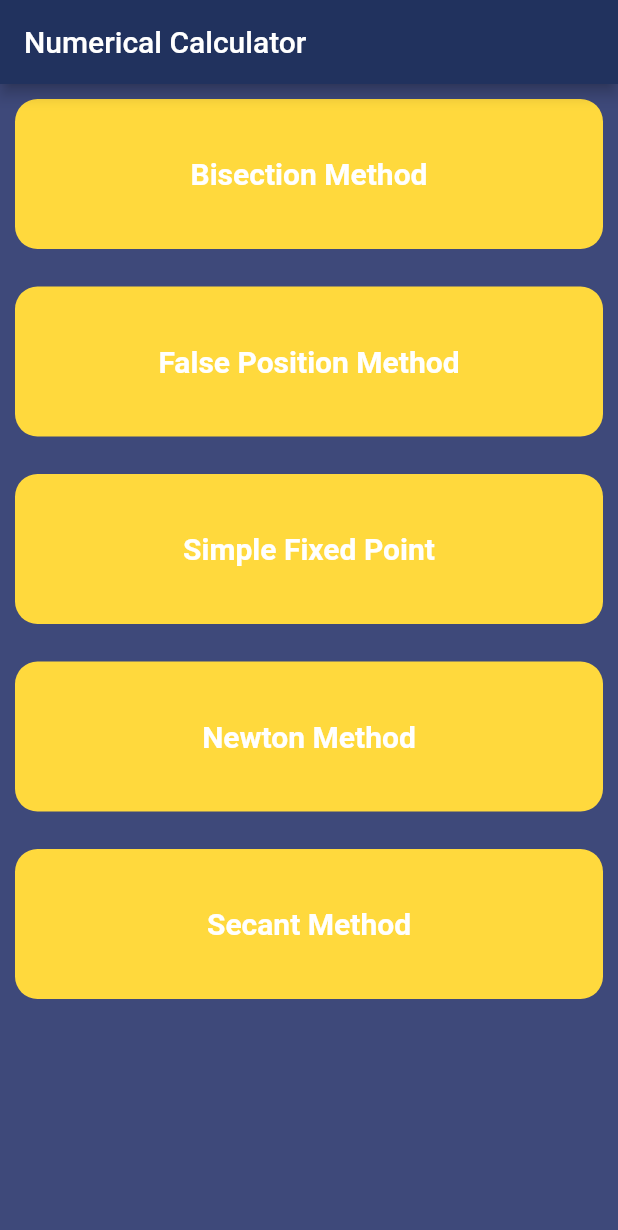
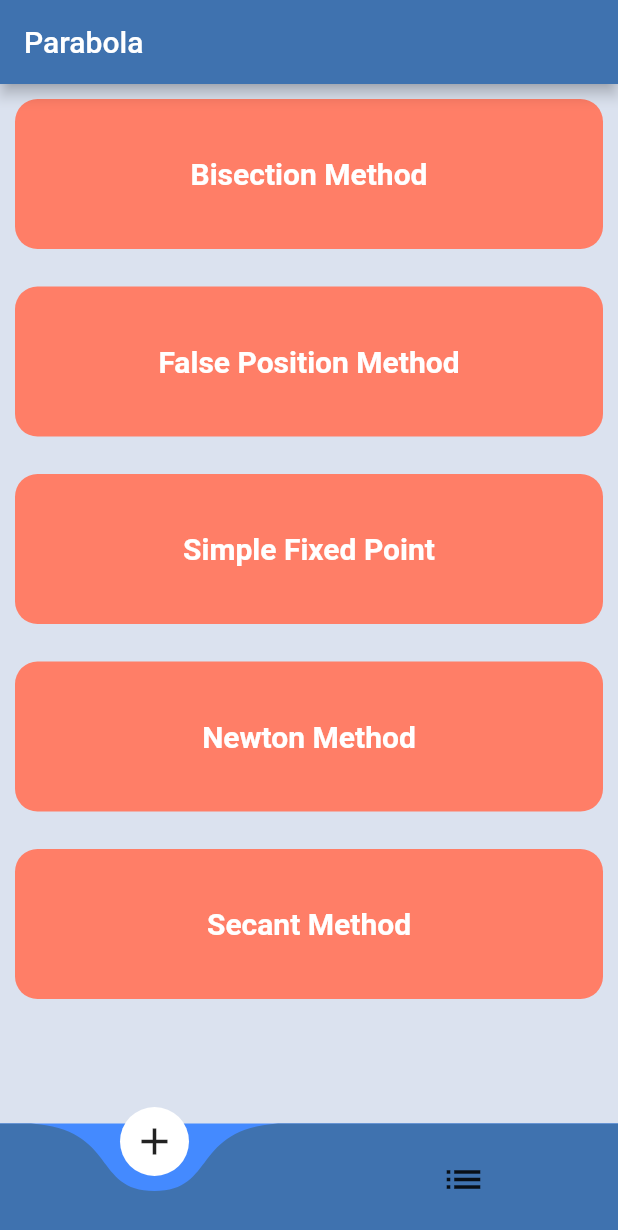
Before and after one commit to Afwra/numerical_analysis_calculator, a Flutter app: the screen it shows after launch, on a phone screen of 412 x 824 dp. Shown: the top 1230 px of the screen. Run offline on Flutter 3.47's test engine with Material 2 defaults, Android fonts, the light colour scheme and no system bars; drawn by our look-alikes of curved_navigation_bar; our stand-ins replace buildcondition, easy_splash_screen, hexcolor, math_expressions; missing offline and left inert: lazy_data_table, math_keyboard.

Commit message:
update v5: - added a name to the application (Parabola) - added a logo to the application - added a splash screen - improved Ui
need to do:
- add ch2 methods
- add ch3 methods
- improve ui

```diff
--- /dev/null
+++ b/lib/layouts/home_layout.dart
@@ -0,0 +1,46 @@
+import 'package:flutter/material.dart';
+import 'package:curved_navigation_bar/curved_navigation_bar.dart';
+import 'package:numerical_analysis_calculator/modules/home_screen.dart';
+import 'package:numerical_analysis_calculator/modules/matrix_screen.dart';
+import 'package:hexcolor/hexcolor.dart';
+
+class HomeLayout extends StatefulWidget {
+  const HomeLayout({Key? key}) : super(key: key);
+
+
+  @override
+  State<HomeLayout> createState() => _HomeLayoutState();
+}
+
+class _HomeLayoutState extends State<HomeLayout> {
+  int currentPage = 0;
+
+  List<Widget> screens = [HomeScreen(),const MatrixScreen()];
+
+  @override
+  Widget build(BuildContext context) {
+    return MaterialApp(
+      home: Scaffold(
+        appBar: AppBar(title: const Text('Parabola'),backgroundColor: HexColor("3F72AF"),),
+        body: screens[currentPage],
+        bottomNavigationBar: CurvedNavigationBar(
+          backgroundColor: Colors.blueAccent,
+          items: const <Widget>[
+
+            Icon(Icons.add, size: 30),
+            Icon(Icons.list, size: 30),
+          ],
+          buttonBackgroundColor: Colors.white,
+          color: HexColor("3F72AF"),
+          onTap: (index) {
+            setState(() {
+              currentPage = index;
+            });
+          },
+        ),
+        backgroundColor: HexColor("DBE2EF"),
+      ),
+      debugShowCheckedModeBanner: false,
+    );
+  }
+}
--- a/lib/main.dart
+++ b/lib/main.dart
@@ -1,19 +1,43 @@
 import 'package:flutter/material.dart';
+import 'package:easy_splash_screen/easy_splash_screen.dart';
+import 'package:numerical_analysis_calculator/layouts/home_layout.dart';
 
-import 'modules/home_screen.dart';
 
-class MyApp extends StatelessWidget {
+class MyApp extends StatefulWidget {
   const MyApp({Key? key}) : super(key: key);
 
   @override
+  State<MyApp> createState() => _MyAppState();
+}
+
+class _MyAppState extends State<MyApp> {
+  @override
   Widget build(BuildContext context) {
-    return MaterialApp(
-      debugShowCheckedModeBanner: false,
-      home: HomeScreen(),
+    return EasySplashScreen(
+      logo: const Image(image: AssetImage('images/parabola.png'),),
+      title:const Text(
+        "Parabola",
+        style: TextStyle(
+          fontSize: 18,
+          fontWeight: FontWeight.bold,
+        ),
+      ),
+      backgroundColor: Colors.grey.shade400,
+      showLoader: true,
+      loadingText: const Text("Loading..."),
+      navigator: HomeLayout(),
+      durationInSeconds: 5,
     );
   }
+  // @override
+  // // Widget build(BuildContext context) {
+  // //   return MaterialApp(
+  // //     debugShowCheckedModeBanner: false,
+  // //     home: HomeScreen(),
+  // //   );
+  // // }
 }
 
 void main(){
-  runApp(MyApp());
+  runApp(const MaterialApp(home: MyApp(),debugShowCheckedModeBanner: false,));
 }
--- a/lib/modules/home_screen.dart
+++ b/lib/modules/home_screen.dart
@@ -1,29 +1,30 @@
 import 'package:flutter/material.dart';
 import 'package:numerical_analysis_calculator/shared/components/components.dart';
-import 'package:hexcolor/hexcolor.dart';
+
 
 class HomeScreen extends StatelessWidget {
 
-
-
   @override
   Widget build(BuildContext context) {
-    return Scaffold(
-      appBar: AppBar(
-        title: const Text(
-          'Numerical Calculator',
-        ),
-        backgroundColor: HexColor("21325E"),
-      ),
-      body: ListView.separated(
-          itemBuilder: (context, index) => methodsList(index,context),
-          separatorBuilder: (context,index) =>const SizedBox(height: 5,),
-          itemCount: methods.length
-      ),
-      backgroundColor: HexColor("3E497A"),
+    return ListView.separated(
+        itemBuilder: (context, index) => methodsList(index,context),
+        separatorBuilder: (context,index) =>const SizedBox(height: 5,),
+        itemCount: methods.length
     );
+    // return Scaffold(
+    //   appBar: AppBar(
+    //     title: const Text(
+    //       'Numerical Calculator',
+    //     ),
+    //     backgroundColor: HexColor("21325E"),
+    //   ),
+    //   body: ListView.separated(
+    //       itemBuilder: (context, index) => methodsList(index,context),
+    //       separatorBuilder: (context,index) =>const SizedBox(height: 5,),
+    //       itemCount: methods.length
+    //   ),
+    //   backgroundColor: HexColor("3E497A"),
+    // );
   }
 
-
-
 }
--- a/lib/modules/results_screen/false_position_results.dart
+++ b/lib/modules/results_screen/false_position_results.dart
@@ -31,7 +31,7 @@ class _FalsePositionResultsScreenState extends State<FalsePositionResultsScreen>
     return Scaffold(
       appBar: AppBar(
         title: const Text('Results'),
-        backgroundColor: HexColor("21325E"),
+        backgroundColor: HexColor("3F72AF"),
       ),
       body: BuildCondition(
         condition: root != 0,
@@ -89,7 +89,7 @@ class _FalsePositionResultsScreenState extends State<FalsePositionResultsScreen>
         ),
         fallback: (context) => const ErrorScreen(),
       ),
-      backgroundColor: HexColor("3E497A"),
+      backgroundColor: HexColor("DBE2EF"),
     );
   }
 
--- a/lib/modules/results_screen/fixed_point_results.dart
+++ b/lib/modules/results_screen/fixed_point_results.dart
@@ -26,7 +26,7 @@ class FixedPointResults extends StatelessWidget {
     return Scaffold(
       appBar: AppBar(
         title: const Text('Simple Fixed Point Mehtod Results'),
-        backgroundColor: HexColor("21325E"),
+        backgroundColor: HexColor("3F72AF"),
       ),
       body: Padding(
         padding: const EdgeInsets.all(8.0),
@@ -68,7 +68,7 @@ class FixedPointResults extends StatelessWidget {
           ],
         ),
       ),
-      backgroundColor: HexColor("3E497A"),
+      backgroundColor: HexColor("DBE2EF"),
     );
   }
 
--- a/lib/modules/results_screen/newton_results.dart
+++ b/lib/modules/results_screen/newton_results.dart
@@ -26,7 +26,7 @@ class NewtonResults extends StatelessWidget {
     return Scaffold(
       appBar: AppBar(
         title: const Text('Simple Fixed Point Method Results'),
-        backgroundColor: HexColor("21325E"),
+        backgroundColor: HexColor("3F72AF"),
       ),
       body: Padding(
         padding: const EdgeInsets.all(8.0),
@@ -71,7 +71,7 @@ class NewtonResults extends StatelessWidget {
           ],
         ),
       ),
-      backgroundColor: HexColor("3E497A"),
+      backgroundColor: HexColor("DBE2EF"),
     );
   }
 
--- a/lib/modules/results_screen/results_screen.dart
+++ b/lib/modules/results_screen/results_screen.dart
@@ -31,7 +31,7 @@ class _ResultsScreenState extends State<ResultsScreen> {
     return Scaffold(
       appBar: AppBar(
         title: const Text('Results'),
-        backgroundColor: HexColor("21325E"),
+        backgroundColor: HexColor("3F72AF"),
       ),
       body: BuildCondition(
         condition: root != 0,
@@ -89,7 +89,7 @@ class _ResultsScreenState extends State<ResultsScreen> {
         ),
         fallback: (context) => const ErrorScreen(),
       ),
-      backgroundColor: HexColor("3E497A"),
+      backgroundColor: HexColor("DBE2EF"),
     );
   }
 
--- a/lib/modules/results_screen/secant_results_screen.dart
+++ b/lib/modules/results_screen/secant_results_screen.dart
@@ -24,7 +24,7 @@ class SecantResultsScreen extends StatelessWidget {
     return Scaffold(
       appBar: AppBar(
         title: const Text('Simple Fixed Point Mehtod Results'),
-        backgroundColor: HexColor("21325E"),
+        backgroundColor: HexColor("3F72AF"),
       ),
       body: Padding(
         padding: const EdgeInsets.all(8.0),
@@ -72,7 +72,7 @@ class SecantResultsScreen extends StatelessWidget {
           ],
         ),
       ),
-      backgroundColor: HexColor("3E497A"),
+      backgroundColor: HexColor("DBE2EF"),
     );
   }
 
--- a/lib/shared/components/components.dart
+++ b/lib/shared/components/components.dart
@@ -6,6 +6,8 @@ import '../../models/numerical_methods.dart';
 import '../../modules/methods_screen/bisection_screen.dart';
 import '../../modules/methods_screen/false_position_screen.dart';
 import '../../modules/methods_screen/fixed_point_screen.dart';
+
+
 
 List<Widget> screens = [
   BisectionScreen(),
@@ -29,7 +31,7 @@ Widget methodsList(int index,context) =>Padding(
     child: Container(
       decoration: BoxDecoration(
         borderRadius: BorderRadius.circular(15),
-        color: HexColor("FFD93D"),
+        color: HexColor("FF7E67"),
       ),
       height: 100,
       child: Row(
```
Also changed, not shown: lib/modules/matrix_screen.dart (added, +10 -0 lines), lib/modules/methods_screen/bisection_screen.dart (+7 -7 lines), lib/modules/methods_screen/false_position_screen.dart (+7 -7 lines), lib/modules/methods_screen/fixed_point_screen.dart (+6 -6 lines), lib/modules/methods_screen/newton_method.dart (+6 -6 lines), lib/modules/methods_screen/secant_method.dart (+7 -7 lines), pubspec.yaml (+16 -3 lines), images/parabola.png (added), pubspec.lock, 22 other files.
